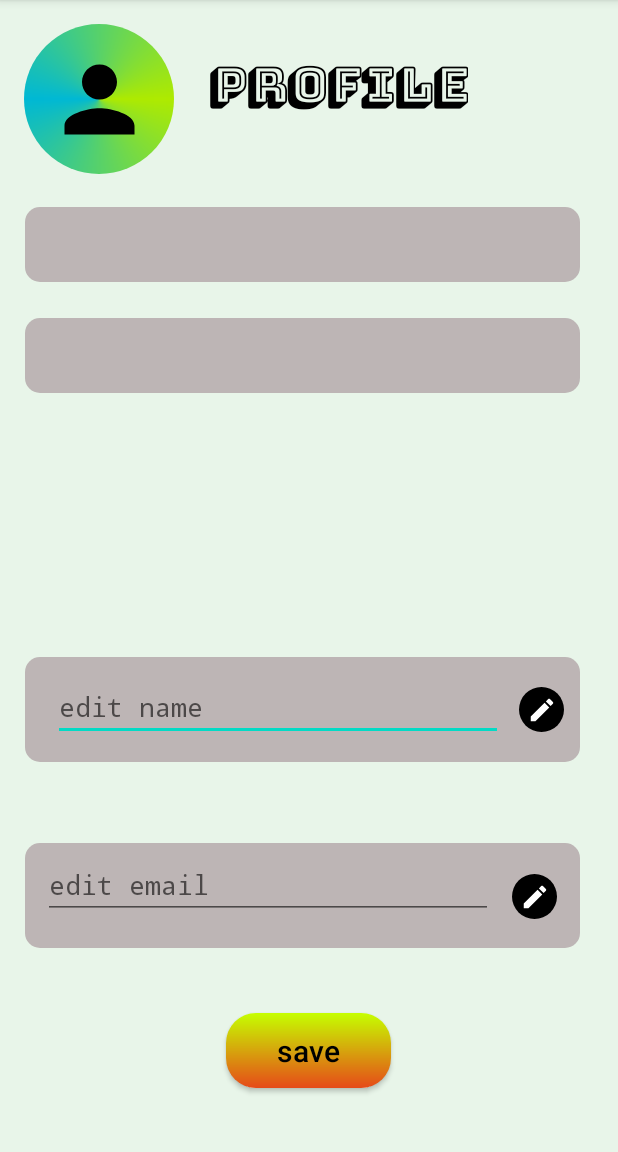
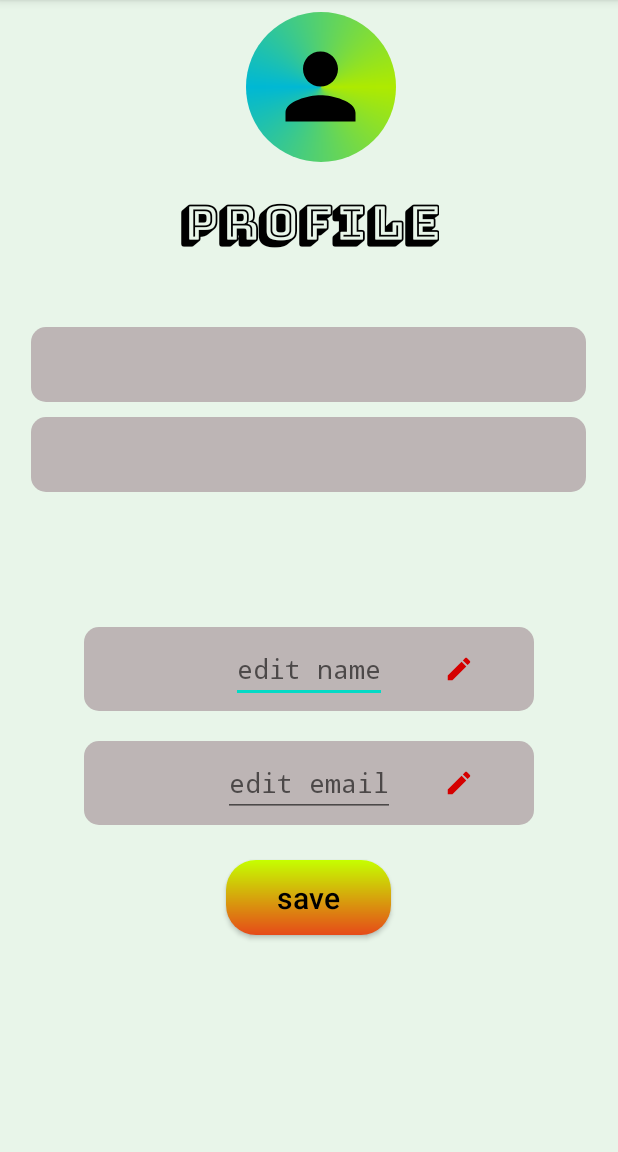
Before and after one commit to souvik757/Playfy, an Android app: the edit_profile screen opened directly, with no data from a screen before it, on a phone screen of 412 x 824 dp, the part 84-1236 px from its top. Run offline under Robolectric (Android 15) with nearby library versions, the phone set to English and light mode, and no system bars.

Commit message:
This is a UI change commit

```diff
--- a/app/src/main/res/layout/activity_edit_profile.xml
+++ b/app/src/main/res/layout/activity_edit_profile.xml
@@ -1,49 +1,46 @@
 <?xml version="1.0" encoding="utf-8"?>
-<androidx.constraintlayout.widget.ConstraintLayout xmlns:android="http://schemas.android.com/apk/res/android"
+<LinearLayout
+    xmlns:android="http://schemas.android.com/apk/res/android"
     xmlns:app="http://schemas.android.com/apk/res-auto"
     xmlns:tools="http://schemas.android.com/tools"
+    android:orientation="vertical"
     android:layout_width="match_parent"
     android:layout_height="match_parent"
     android:background="#E8F5E9"
     tools:context=".edit_profile">
 
+    <androidx.appcompat.widget.Toolbar
+        android:layout_width="116dp"
+        android:layout_height="wrap_content"
+        android:layout_marginTop="8dp"
+        android:layout_gravity="center">
         <View
             android:id="@+id/view3"
             android:layout_width="100dp"
             android:layout_height="100dp"
-        android:layout_marginTop="16dp"
-        android:background="@drawable/gradient_8th"
-        app:layout_constraintBottom_toBottomOf="@+id/textView5"
-        app:layout_constraintEnd_toEndOf="parent"
-        app:layout_constraintHorizontal_bias="0.051"
-        app:layout_constraintStart_toStartOf="parent"
-        app:layout_constraintTop_toTopOf="parent"
-        app:layout_constraintVertical_bias="0.0" />
+            android:layout_gravity="start"
+            android:layout_marginLeft="0dp"
+            android:background="@drawable/gradient_8th"/>
 
         <androidx.appcompat.widget.AppCompatButton
             android:layout_width="70dp"
             android:layout_height="70dp"
-        android:background="@drawable/baseline_person_24"
-        app:layout_constraintBottom_toBottomOf="@+id/view3"
-        app:layout_constraintEnd_toEndOf="@+id/view3"
-        app:layout_constraintStart_toStartOf="@+id/view3"
-        app:layout_constraintTop_toTopOf="@+id/view3" />
+            android:layout_gravity="end"
+            android:layout_marginRight="15dp"
+            android:background="@drawable/baseline_person_24"/>
+    </androidx.appcompat.widget.Toolbar>
 
 
     <TextView
         android:id="@+id/textView5"
+        android:layout_gravity="center"
         android:layout_width="wrap_content"
-        android:layout_height="wrap_content"
-        android:layout_marginTop="16dp"
+        android:layout_height="70dp"
         android:fontFamily="@font/bungee_shade"
         android:text="Profile"
         android:textColor="@color/black"
         android:textSize="32dp"
-        android:textStyle="bold"
-        app:layout_constraintEnd_toEndOf="parent"
-        app:layout_constraintHorizontal_bias="0.582"
-        app:layout_constraintStart_toStartOf="parent"
-        app:layout_constraintTop_toTopOf="parent" />
+        android:textStyle="bold"/>
 
 
     <TextView
@@ -56,127 +53,74 @@
         android:textAlignment="center"
         android:textColor="@color/black"
         android:textSize="20dp"
-        app:layout_constraintBottom_toTopOf="@+id/view4"
-        app:layout_constraintEnd_toEndOf="parent"
-        app:layout_constraintHorizontal_bias="0.39"
-        app:layout_constraintStart_toStartOf="parent"
-        app:layout_constraintTop_toBottomOf="@+id/textView5"
-        app:layout_constraintVertical_bias="0.0" />
+        android:layout_gravity="center"/>
 
     <TextView
         android:id="@+id/_show_email_"
         android:layout_width="370dp"
         android:layout_height="50dp"
-        android:layout_marginTop="24dp"
+        android:layout_marginTop="10dp"
         android:background="@drawable/gradient_9th"
         android:fontFamily="monospace"
         android:textAlignment="center"
         android:textColor="@color/black"
         android:textSize="20dp"
-        app:layout_constraintEnd_toEndOf="parent"
-        app:layout_constraintHorizontal_bias="0.39"
-        app:layout_constraintStart_toStartOf="parent"
-        app:layout_constraintTop_toBottomOf="@+id/_show_name" />
-
-    <View
-        android:id="@+id/view4"
-        android:layout_width="370dp"
-        android:layout_height="70dp"
-        android:layout_marginBottom="260dp"
-        android:background="@drawable/gradient_9th"
-        app:layout_constraintBottom_toBottomOf="parent"
-        app:layout_constraintEnd_toEndOf="parent"
-        app:layout_constraintHorizontal_bias="0.39"
-        app:layout_constraintStart_toStartOf="parent"
-        app:layout_constraintTop_toBottomOf="@+id/textView5"
-        app:layout_constraintVertical_bias="1.0" />
-
+        android:layout_gravity="center"/>
+    <androidx.appcompat.widget.Toolbar
+        android:layout_width="300dp"
+        android:layout_height="wrap_content"
+        android:layout_gravity="center"
+        android:layout_marginTop="90dp"
+        android:background="@drawable/gradient_9th">
         <EditText
             android:id="@+id/_user_name_"
-        android:layout_width="300dp"
-        android:layout_height="40dp"
+            android:layout_gravity="center"
+            android:layout_width="wrap_content"
+            android:layout_height="wrap_content"
             android:hint="enter name"
             android:fontFamily="monospace"
             android:textColor="@color/black"
-        android:textSize="18dp"
-        app:layout_constraintBottom_toBottomOf="@+id/view4"
-        app:layout_constraintEnd_toEndOf="@+id/view4"
-        app:layout_constraintHorizontal_bias="0.271"
-        app:layout_constraintStart_toStartOf="@+id/view4"
-        app:layout_constraintTop_toTopOf="@+id/view4"
-        app:layout_constraintVertical_bias="0.533" />
-
-    <View
-        android:id="@+id/view7"
-        android:layout_width="30dp"
-        android:layout_height="30dp"
-        android:background="@drawable/edit_bg"
-        app:layout_constraintBottom_toBottomOf="@+id/view4"
-        app:layout_constraintEnd_toEndOf="@+id/view4"
-        app:layout_constraintStart_toEndOf="@+id/_user_name_"
-        app:layout_constraintTop_toTopOf="@+id/view4" />
+            android:textSize="18dp"/>
 
         <androidx.appcompat.widget.AppCompatButton
             android:layout_width="20dp"
             android:layout_height="20dp"
+            android:layout_marginLeft="20dp"
+            android:layout_gravity="end"
+            android:layout_marginRight="40dp"
             android:background="@drawable/baseline_edit_24"
-        android:backgroundTint="@color/white"
-        app:layout_constraintBottom_toBottomOf="@+id/view7"
-        app:layout_constraintEnd_toEndOf="@+id/view7"
-        app:layout_constraintStart_toStartOf="@+id/view7"
-        app:layout_constraintTop_toTopOf="@+id/view7" />
+            android:backgroundTint="#D50000"/>
 
-
-    <View
-        android:id="@+id/view9"
-        android:layout_width="370dp"
-        android:layout_height="70dp"
-        android:layout_marginTop="40dp"
-        android:background="@drawable/gradient_9th"
-        app:layout_constraintBottom_toBottomOf="parent"
-        app:layout_constraintEnd_toEndOf="parent"
-        app:layout_constraintHorizontal_bias="0.39"
-        app:layout_constraintStart_toStartOf="parent"
-        app:layout_constraintTop_toBottomOf="@+id/view4"
-        app:layout_constraintVertical_bias="0.093" />
-
+    </androidx.appcompat.widget.Toolbar>
+    <androidx.appcompat.widget.Toolbar
+        android:layout_width="300dp"
+        android:layout_height="wrap_content"
+        android:layout_gravity="center"
+        android:layout_marginTop="20dp"
+        android:background="@drawable/gradient_9th">
         <EditText
             android:id="@+id/_user_email_"
-        android:layout_width="300dp"
-        android:layout_height="40dp"
-        android:layout_marginStart="12dp"
+            android:layout_gravity="center"
+            android:layout_width="wrap_content"
+            android:layout_height="wrap_content"
+            android:hint="enter email"
             android:fontFamily="monospace"
-        android:hint="enter email"
             android:textColor="@color/black"
-        android:textSize="18dp"
-        app:layout_constraintBottom_toBottomOf="@+id/view9"
-        app:layout_constraintStart_toStartOf="@+id/view9"
-        app:layout_constraintTop_toTopOf="@+id/view9"
-        app:layout_constraintVertical_bias="0.366" />
-
-    <View
-        android:id="@+id/view10"
-        android:layout_width="30dp"
-        android:layout_height="30dp"
-        android:background="@drawable/edit_bg"
-        app:layout_constraintBottom_toBottomOf="@+id/view9"
-        app:layout_constraintEnd_toEndOf="@+id/view9"
-        app:layout_constraintHorizontal_bias="0.444"
-        app:layout_constraintStart_toEndOf="@+id/_user_email_"
-        app:layout_constraintTop_toTopOf="@+id/view9"
-        app:layout_constraintVertical_bias="0.525" />
+            android:textSize="18dp"/>
 
         <androidx.appcompat.widget.AppCompatButton
             android:layout_width="20dp"
             android:layout_height="20dp"
+            android:layout_marginLeft="20dp"
+            android:layout_gravity="end"
+            android:layout_marginRight="40dp"
             android:background="@drawable/baseline_edit_24"
-        android:backgroundTint="@color/white"
-        app:layout_constraintBottom_toBottomOf="@+id/view10"
-        app:layout_constraintEnd_toEndOf="@+id/view10"
-        app:layout_constraintStart_toStartOf="@+id/view10"
-        app:layout_constraintTop_toTopOf="@+id/view10" />
+            android:backgroundTint="#D50000"/>
 
+    </androidx.appcompat.widget.Toolbar>
     <androidx.appcompat.widget.AppCompatButton
+        android:layout_gravity="center"
+        android:layout_marginTop="23dp"
         android:id="@+id/_save_"
         android:layout_width="110dp"
         android:layout_height="50dp"
@@ -184,12 +128,7 @@
         android:text="save"
         android:textAllCaps="false"
         android:textColor="@color/black"
-        android:textSize="20dp"
-        app:layout_constraintBottom_toBottomOf="parent"
-        app:layout_constraintEnd_toEndOf="parent"
-        app:layout_constraintHorizontal_bias="0.498"
-        app:layout_constraintStart_toStartOf="parent"
-        app:layout_constraintTop_toBottomOf="@+id/view9" />
+        android:textSize="20dp"/>
 
 
-</androidx.constraintlayout.widget.ConstraintLayout>
+</LinearLayout>
```
Lines whose indentation alone changed are shown as unchanged.
